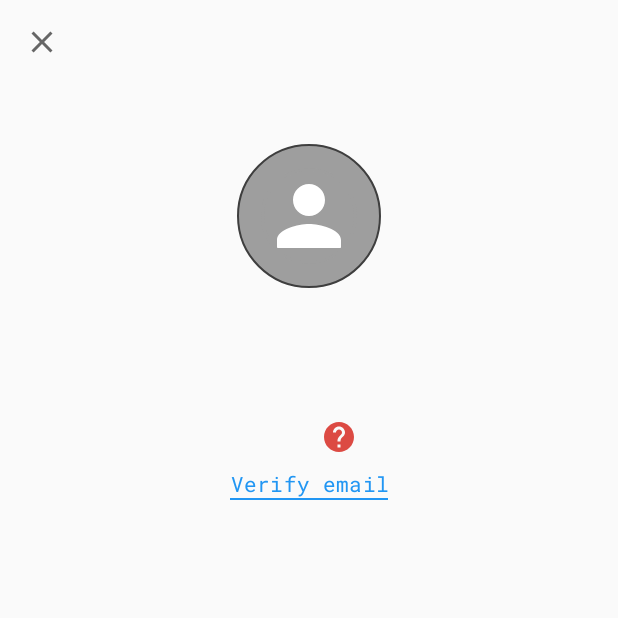
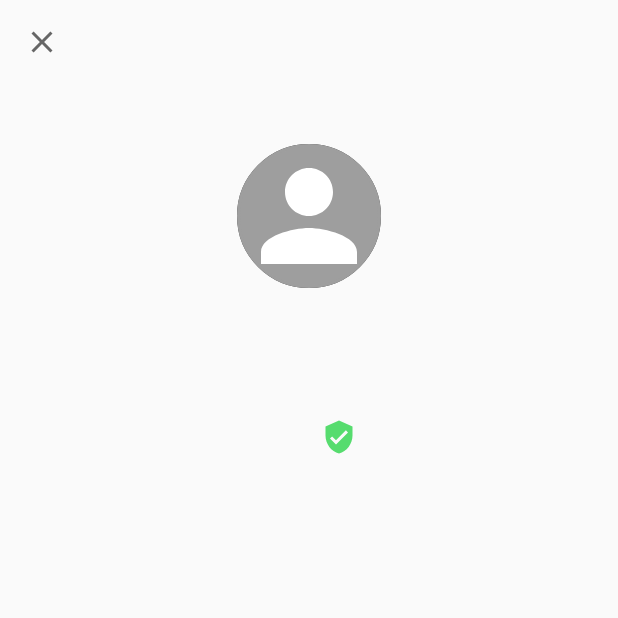
Before and after one commit to ksinsangre/travelplan, an Android app: the ProfileActivity screen opened directly, with no data from a screen before it, on a phone screen of 412 x 824 dp, the top half of it. Run offline under Robolectric (Android 15) with nearby library versions, the phone set to English and light mode, and no system bars; our stand-ins replace CircleImageView, Firebase (no records; nobody signed in at launch, a user with empty details on screens opened directly).

Commit message:
change profile picture

```diff
--- a/app/build.gradle
+++ b/app/build.gradle
@@ -44,6 +44,7 @@ dependencies {
     implementation 'androidx.core:core-ktx:1.2.0'
     implementation 'androidx.constraintlayout:constraintlayout:1.1.3'
     implementation 'com.google.firebase:firebase-analytics:17.2.3'
+    implementation 'com.google.firebase:firebase-storage-ktx:19.1.1'
     implementation 'com.firebaseui:firebase-ui-auth:6.2.0'
     implementation 'com.google.android.libraries.places:places:2.2.0'
     implementation 'com.google.android.gms:play-services-maps:17.0.0'
--- a/app/src/main/kotlin/com/nelsito/travelplan/user/ProfileActivity.kt
+++ b/app/src/main/kotlin/com/nelsito/travelplan/user/ProfileActivity.kt
@@ -1,11 +1,31 @@
 package com.nelsito.travelplan.user
 
+import android.app.Activity
+import android.content.Intent
+import android.net.Uri
+import android.os.Bundle
+import android.provider.MediaStore
+import android.util.Log
 import androidx.appcompat.app.AppCompatActivity
-import android.os.Bundle
+import com.bumptech.glide.Glide
+import com.google.android.material.snackbar.Snackbar
+import com.google.firebase.auth.FirebaseAuth
+import com.google.firebase.auth.FirebaseUser
+import com.google.firebase.ktx.Firebase
+import com.google.firebase.storage.FirebaseStorage
+import com.google.firebase.storage.ktx.storage
 import com.nelsito.travelplan.R
 import kotlinx.android.synthetic.main.activity_profile.*
+import java.io.IOException
+
 
 class ProfileActivity : AppCompatActivity() {
+
+    companion object {
+        const val PICK_IMAGE = 324
+    }
+
+    private lateinit var storage: FirebaseStorage
 
     override fun onCreate(savedInstanceState: Bundle?) {
         super.onCreate(savedInstanceState)
@@ -18,10 +38,64 @@ class ProfileActivity : AppCompatActivity() {
             setDisplayHomeAsUpEnabled(true)
             setDisplayShowHomeEnabled(true)
         }
+        storage = Firebase.storage
+
+        val user = FirebaseAuth.getInstance().currentUser!!
+        showUserData(user)
+
+
+        img_avatar.setOnClickListener {
+            val profileIntent = Intent()
+            profileIntent.type = "image/*"
+            profileIntent.action = Intent.ACTION_GET_CONTENT
+            startActivityForResult(Intent.createChooser(profileIntent, "Select Image."), PICK_IMAGE)
+        }
+    }
+
+    private fun showUserData(user: FirebaseUser) {
+        txt_username.text = user.displayName
+        txt_email.text = user.email
+
+        storage.reference.child(FirebaseAuth.getInstance().uid!!).child("images")
+            .child("profile")
+            .downloadUrl.addOnSuccessListener {
+            Glide.with(this).load(it).centerCrop()
+                .placeholder(getDrawable(R.drawable.ic_person_white_24dp)).into(img_avatar)
+        }
     }
 
     override fun onSupportNavigateUp(): Boolean {
         onBackPressed()
         return true
     }
+
+    private fun saveProfilePicture(imagePath: Uri) {
+        val imageReference =
+            storage.reference.child(FirebaseAuth.getInstance().uid!!).child("images")
+                .child("profile")
+        imageReference.putFile(imagePath).addOnSuccessListener {
+                Log.d("Profile", "Image upload successful")
+            }
+            .addOnFailureListener {
+                Log.e("Profile", "Image upload failure", it)
+                Snackbar.make(img_avatar, "There was an error uploading your profile picture, please try again", Snackbar.LENGTH_INDEFINITE)
+                    .setAction("Retry") {
+                        saveProfilePicture(imagePath)
+                    }.show()
+            }
+    }
+
+    override fun onActivityResult(requestCode: Int, resultCode: Int, data: Intent?) {
+        if (requestCode == PICK_IMAGE && resultCode == Activity.RESULT_OK && data?.data != null) {
+            try {
+                val imagePath = data?.data!!
+                val bitmap = MediaStore.Images.Media.getBitmap(contentResolver, imagePath)
+                img_avatar.setImageBitmap(bitmap)
+                saveProfilePicture(imagePath)
+            } catch (e: IOException) {
+                e.printStackTrace()
+            }
+        }
+        super.onActivityResult(requestCode, resultCode, data)
+    }
 }
--- a/app/src/main/res/layout/activity_profile.xml
+++ b/app/src/main/res/layout/activity_profile.xml
@@ -37,7 +37,6 @@
             android:layout_centerInParent="true"
             android:layout_marginTop="96dp"
             android:background="@drawable/circle_background"
-            android:padding="16dp"
             android:src="@drawable/ic_person_white_24dp"
             app:civ_border_color="@color/colorPrimary"
             app:civ_border_width="2dp"
@@ -71,40 +70,7 @@
             app:layout_constraintTop_toBottomOf="@+id/txt_username"
             tools:text="nelson.puglisi@gmail.com" />
 
-        <com.google.android.material.textview.MaterialTextView
-            android:id="@+id/lnk_verify_email"
-            style="@style/TextAppearance.MaterialComponents.Subtitle2"
-            android:layout_width="wrap_content"
-            android:layout_height="wrap_content"
-            android:gravity="center"
-            android:layout_marginTop="8dp"
-            android:textColor="#2196F3"
-            app:fontFamily="@font/roboto_mono"
-            app:layout_constraintEnd_toEndOf="parent"
-            app:layout_constraintStart_toStartOf="parent"
-            app:layout_constraintTop_toBottomOf="@+id/txt_email"
-            android:text="Verify email" />
-        <View
-            android:id="@+id/lnk_verify_email_underlilne"
-            app:layout_constraintLeft_toLeftOf="@+id/lnk_verify_email"
-            app:layout_constraintRight_toRightOf="@+id/lnk_verify_email"
-            app:layout_constraintTop_toBottomOf="@+id/lnk_verify_email"
-            android:background="#2196F3"
-            android:layout_width="0dp"
-            android:layout_height="1dp"/>
-
         <ImageView
-            android:id="@+id/img_not_verified"
-            android:layout_marginLeft="8dp"
-            app:layout_constraintTop_toTopOf="@+id/txt_email"
-            app:layout_constraintBottom_toBottomOf="@+id/txt_email"
-            app:layout_constraintLeft_toRightOf="@+id/txt_email"
-            android:layout_width="wrap_content"
-            android:layout_height="wrap_content"
-            android:src="@drawable/ic_help_black_24dp"/>
-
-        <ImageView
-            android:visibility="gone"
             android:id="@+id/img_verified"
             android:layout_marginLeft="8dp"
             app:layout_constraintTop_toTopOf="@+id/txt_email"
```
Also changed, not shown: app/src/main/res/drawable/rectangle_background.xml (added, +14 -0 lines).
